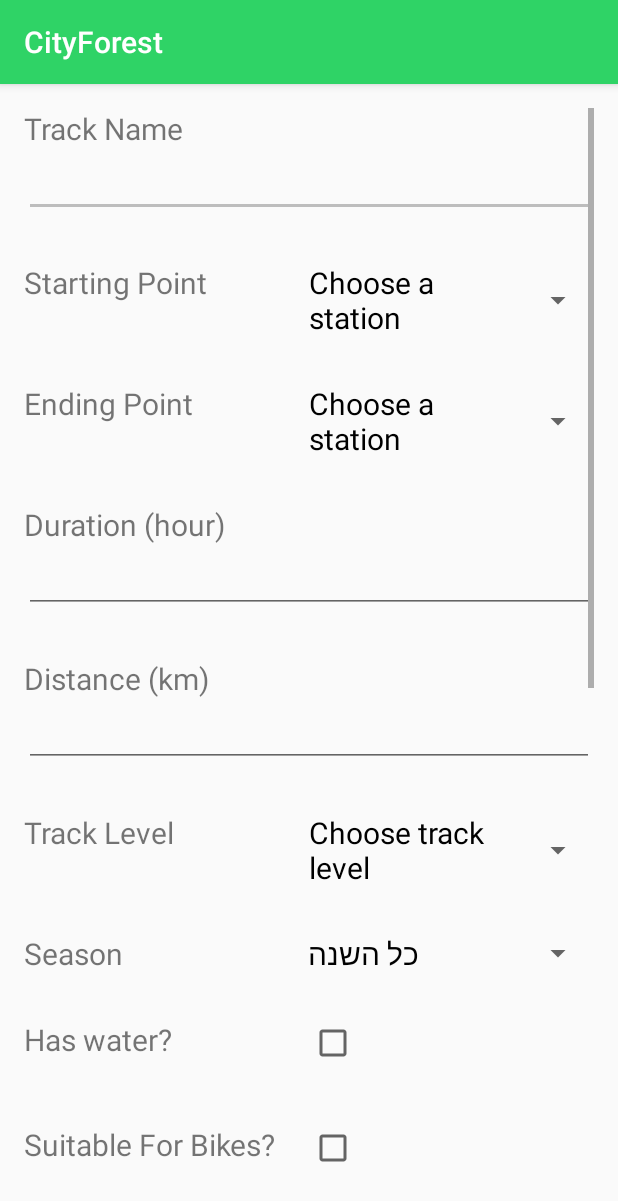
After one commit to DorianTs/City-Forest, an Android app: the CreateNewTrack screen opened directly, with no data from a screen before it, on a phone screen of 412 x 824 dp. The commit adds this screen. Shown: the top 1201 px of the screen. Run offline under Robolectric (Android 15) with nearby library versions, the phone set to English and light mode, and no system bars; our stand-ins replace Firebase (no records; nobody signed in at launch, a user with empty details on screens opened directly); libraries missing offline, so code that uses them is left out: com.mapbox.services; 3 statements that could not run were skipped.

Commit message:
Building the activity for saving details on the created track and save it to the database

```diff
--- a/Project/app/build.gradle
+++ b/Project/app/build.gradle
@@ -41,10 +41,11 @@ dependencies {
     compile 'com.google.android.gms:play-services-maps:10.2.0'
     compile 'com.google.android.gms:play-services:10.2.0'
     compile 'com.google.firebase:firebase-database:10.2.0'
-    compile 'com.android.support.constraint:constraint-layout:+'
+    compile 'com.android.support.constraint:constraint-layout:1.0.2'
     testCompile 'junit:junit:4.12'
 }
 
 
 
+
 apply plugin: 'com.google.gms.google-services'
--- a/Project/app/src/main/java/com/example/doriants/cityforest/Constants.java
+++ b/Project/app/src/main/java/com/example/doriants/cityforest/Constants.java
@@ -12,10 +12,12 @@ public final class Constants {
     public static final String NEW_COORDINATE_ID = "Coordinate ID";
     public static final String IS_COORDINATE_MAP_CREATED = "Is coordinate map created";
     public static final String COORDINATE_KEY = "Coordinate key";
+    public static final String CHOSEN_TRACK = "Chosen Track";
 
     public static final int NEW_COORDINATE = 100;
     public static final int COORDINATE_CREATED = 101;
     public static final int MAX_NUM_OF_TRACK_COORDINATES = 25;
+    public static final int NEW_TRACK = 200;
 
     public static boolean ADD_COORDINATE_MODE = false;
     public static boolean DELETE_COORDINATE_MODE = false;
--- /dev/null
+++ b/Project/app/src/main/java/com/example/doriants/cityforest/CreateNewTrack.java
@@ -0,0 +1,125 @@
+package com.example.doriants.cityforest;
+
+import android.content.Intent;
+import android.support.v7.app.AppCompatActivity;
+import android.os.Bundle;
+import android.view.View;
+import android.widget.ArrayAdapter;
+import android.widget.Button;
+import android.widget.CheckBox;
+import android.widget.EditText;
+import android.widget.Spinner;
+import android.widget.Toast;
+
+import com.google.firebase.database.DatabaseReference;
+import com.google.firebase.database.FirebaseDatabase;
+import com.google.gson.Gson;
+import com.google.gson.GsonBuilder;
+import com.mapbox.services.directions.v5.models.DirectionsRoute;
+
+import static com.example.doriants.cityforest.Constants.CHOSEN_TRACK;
+
+
+public class CreateNewTrack extends AppCompatActivity {
+
+    private FirebaseDatabase database;
+    private DatabaseReference tracks;
+    private DirectionsRoute current_route;
+
+    private EditText track_name_field;
+    private Spinner starting_point;
+    private Spinner ending_point;
+    private EditText duration_field;
+    private EditText distance_field;
+    private Spinner track_level;
+    private Spinner season;
+    private CheckBox has_water;
+    private CheckBox suitable_for_bikes;
+    private CheckBox suitable_for_families;
+    private CheckBox suitable_for_dogs;
+    private CheckBox is_romantic;
+    private EditText additional_info;
+
+    private Button save_button;
+    private Button cancel_button;
+
+    @Override
+    protected void onCreate(Bundle savedInstanceState) {
+        super.onCreate(savedInstanceState);
+        setContentView(R.layout.activity_create_new_track);
+
+        database = FirebaseDatabase.getInstance();
+        tracks = database.getReference("tracks");
+
+        Intent i = getIntent();
+        current_route = retreiveRouteFromJson(i.getStringExtra(CHOSEN_TRACK));
+
+        track_name_field = (EditText)findViewById(R.id.trackNameField);
+        starting_point = (Spinner)findViewById(R.id.startingPoint);
+        ending_point = (Spinner)findViewById(R.id.endingPoint);
+        duration_field = (EditText)findViewById(R.id.durationField);
+        distance_field = (EditText)findViewById(R.id.distanceField);
+        track_level = (Spinner)findViewById((R.id.trackLevel));
+        season = (Spinner)findViewById(R.id.season);
+        has_water = (CheckBox)findViewById(R.id.hasWaterCheckbox);
+        suitable_for_bikes = (CheckBox)findViewById(R.id.suitableForBikesCheckbox);
+        suitable_for_families = (CheckBox)findViewById(R.id.suitableForFamiliesCheckbox);
+        suitable_for_dogs = (CheckBox)findViewById(R.id.suitableForDogsCheckbox);
+        is_romantic = (CheckBox)findViewById(R.id.isRomanticCheckbox);
+        additional_info = (EditText)findViewById(R.id.trackSummaryField);
+        save_button = (Button)findViewById(R.id.saveButton);
+        cancel_button = (Button)findViewById(R.id.cancelButton);
+
+
+        initiateSpinner(starting_point, R.array.train_stations);
+        initiateSpinner(ending_point, R.array.train_stations);
+        initiateSpinner(track_level, R.array.track_level);
+        initiateSpinner(season, R.array.season);
+
+        duration_field.setText(""+(current_route.getDuration()/3600));
+        distance_field.setText(""+(current_route.getDistance()/1000));
+
+        save_button.setOnClickListener(new MyClickListener());
+        cancel_button.setOnClickListener(new MyClickListener());
+    }
+
+    private class MyClickListener implements View.OnClickListener{
+        @Override
+        public void onClick(View v) {
+            if(v.getId() == save_button.getId()){
+                boolean canSave = checkFields();
+            }
+        }
+    }
+
+    private boolean checkFields(){
+        if(starting_point.getSelectedItem().toString().equals(getResources().getString(R.string.choose_a_station))
+                || ending_point.getSelectedItem().toString().equals(getResources().getString(R.string.choose_a_station))){
+            Toast.makeText(this, R.string.choose_station_empty, Toast.LENGTH_LONG).show();
+            return false;
+        }
+
+        //TODO - check all field that have to be filled
+
+        return true;
+    }
+
+    private void initiateSpinner(Spinner spinner,  int spinner_type){
+        // Create an ArrayAdapter using the string array and a default spinner layout
+        ArrayAdapter<CharSequence> adapter = ArrayAdapter.createFromResource(this,
+                spinner_type, R.layout.spinner_item);
+        // Specify the layout to use when the list of choices appears
+        adapter.setDropDownViewResource(android.R.layout.simple_spinner_dropdown_item);
+        // Apply the adapter to the spinner
+        spinner.setAdapter(adapter);
+    }
+
+    private DirectionsRoute retreiveRouteFromJson(String stringExtra) {
+        GsonBuilder gsonBuilder = new GsonBuilder();
+        gsonBuilder.serializeSpecialFloatingPointValues();
+
+        Gson gson = gsonBuilder.create();
+        DirectionsRoute obj = gson.fromJson(stringExtra, DirectionsRoute.class);
+        return obj;
+    }
+}
--- a/Project/app/src/main/java/com/example/doriants/cityforest/EditorPanelActivity.java
+++ b/Project/app/src/main/java/com/example/doriants/cityforest/EditorPanelActivity.java
@@ -54,6 +54,7 @@ import retrofit2.Response;
 import static com.example.doriants.cityforest.Constants.ADD_COORDINATE_MODE;
 import static com.example.doriants.cityforest.Constants.ADD_TRACK_MODE;
 import static com.example.doriants.cityforest.Constants.CHOSEN_COORDINATE;
+import static com.example.doriants.cityforest.Constants.CHOSEN_TRACK;
 import static com.example.doriants.cityforest.Constants.COORDINATE_KEY;
 import static com.example.doriants.cityforest.Constants.DEFAULT_JERUSALEM_COORDINATE;
 import static com.example.doriants.cityforest.Constants.DELETE_COORDINATE_MODE;
@@ -61,6 +62,7 @@ import static com.example.doriants.cityforest.Constants.EDIT_COORDINATE_MODE;
 import static com.example.doriants.cityforest.Constants.FINISH_EDIT_TRACK_MODE;
 import static com.example.doriants.cityforest.Constants.MAX_NUM_OF_TRACK_COORDINATES;
 import static com.example.doriants.cityforest.Constants.NEW_COORDINATE;
+import static com.example.doriants.cityforest.Constants.NEW_TRACK;
 
 public class EditorPanelActivity extends AppCompatActivity {
 
@@ -275,6 +277,11 @@ public class EditorPanelActivity extends AppCompatActivity {
 
                 map.removePolyline(routeLine.getPolyline());
             }
+            if(v.getId() == save_track.getId()){
+                Intent i = new Intent(EditorPanelActivity.this, CreateNewTrack.class);
+                i.putExtra(CHOSEN_TRACK, castRouteToJson(currentRoute));
+                startActivityForResult(i, NEW_TRACK);
+            }
         }
     }
 
@@ -347,7 +354,7 @@ public class EditorPanelActivity extends AppCompatActivity {
                 Toast.makeText(
                         EditorPanelActivity.this,
                         "Route is " + currentRoute.getDistance() + " meters long.",
-                        Toast.LENGTH_SHORT).show();
+                        Toast.LENGTH_LONG).show();
 
                 // Draw the route on the map
                 drawRoute(currentRoute);
@@ -630,6 +637,16 @@ public class EditorPanelActivity extends AppCompatActivity {
         return json;
     }
 
+    /*Method casts LatLng object to Json, to be able to send it via intent*/
+    public String castRouteToJson(DirectionsRoute route){
+        GsonBuilder gsonBuilder = new GsonBuilder();
+        gsonBuilder.serializeSpecialFloatingPointValues();
+
+        Gson gson = gsonBuilder.create();
+        String json = gson.toJson(route, DirectionsRoute.class);
+        return json;
+    }
+
     @Override
     public void onResume() {
         super.onResume();
--- a/Project/app/src/main/res/layout/activity_create_new_coordinate.xml
+++ b/Project/app/src/main/res/layout/activity_create_new_coordinate.xml
@@ -54,11 +54,12 @@
             tools:ignore="ButtonStyle" />
 
         <Button
-            android:text="@string/cancel_butt"
+            android:id="@+id/cancelButt"
             android:layout_width="wrap_content"
             android:layout_height="wrap_content"
-            android:id="@+id/cancelButt"
+            android:layout_marginLeft="5dp"
             android:layout_weight="1"
-            tools:ignore="ButtonOrder,ButtonStyle" />
+            android:text="@string/cancel_butt"
+            tools:ignore="ButtonOrder,ButtonStyle,RtlHardcoded" />
     </LinearLayout>
 </LinearLayout>
--- /dev/null
+++ b/Project/app/src/main/res/layout/activity_create_new_track.xml
@@ -0,0 +1,321 @@
+<?xml version="1.0" encoding="utf-8"?>
+<ScrollView xmlns:android="http://schemas.android.com/apk/res/android"
+    xmlns:tools="http://schemas.android.com/tools"
+    android:id="@+id/activity_new_dream"
+    android:layout_width="match_parent"
+    android:layout_height="match_parent"
+    android:paddingBottom="@dimen/activity_vertical_margin"
+    android:paddingLeft="@dimen/activity_horizontal_margin"
+    android:paddingRight="@dimen/activity_horizontal_margin"
+    android:paddingTop="@dimen/activity_vertical_margin"
+    tools:context="com.example.doriants.cityforest.CreateNewTrack"
+    android:weightSum="1">
+
+
+    <LinearLayout
+        android:layout_width="match_parent"
+        android:layout_height="wrap_content"
+        android:orientation="vertical">
+
+        <TextView
+            android:id="@+id/trackNameTxt"
+            android:layout_width="match_parent"
+            android:layout_height="wrap_content"
+            android:textSize="20sp"
+            android:text="@string/track_name_txt" />
+
+        <EditText
+            android:id="@+id/trackNameField"
+            android:layout_width="match_parent"
+            android:layout_height="wrap_content"
+            android:ems="10"
+            android:inputType="textPersonName"
+            tools:ignore="LabelFor" />
+
+        <LinearLayout
+            android:id="@+id/startingPointLayout"
+            android:layout_width="match_parent"
+            android:layout_height="wrap_content"
+            android:layout_marginTop="30dp"
+            android:orientation="horizontal">
+
+            <TextView
+                android:id="@+id/startingPointTxt"
+                android:layout_width="match_parent"
+                android:layout_height="match_parent"
+                android:layout_weight="1"
+                android:text="@string/starting_point_txt"
+                android:textSize="20sp" />
+
+            <Spinner
+                android:id="@+id/startingPoint"
+                android:layout_width="match_parent"
+                android:layout_height="wrap_content"
+                android:layout_weight="1" />
+        </LinearLayout>
+
+        <LinearLayout
+            android:id="@+id/endingPointLayout"
+            android:layout_width="match_parent"
+            android:layout_height="wrap_content"
+            android:layout_marginTop="30dp"
+            android:orientation="horizontal">
+
+            <TextView
+                android:id="@+id/endingPointTxt"
+                android:layout_width="match_parent"
+                android:layout_height="match_parent"
+                android:layout_weight="1"
+                android:text="@string/ending_point_txt"
+                android:textSize="20sp" />
+
+            <Spinner
+                android:id="@+id/endingPoint"
+                android:layout_width="match_parent"
+                android:layout_height="wrap_content"
+                android:layout_weight="1" />
+        </LinearLayout>
+
+        <TextView
+            android:id="@+id/durationTxt"
+            android:layout_width="match_parent"
+            android:layout_height="wrap_content"
+            android:layout_marginTop="30dp"
+            android:layout_weight="1"
+            android:text="@string/duration_hour_txt"
+            android:textSize="20sp" />
+
+        <EditText
+            android:id="@+id/durationField"
+            android:layout_width="match_parent"
+            android:layout_height="wrap_content"
+            android:ems="10"
+            android:inputType="number"
+            tools:ignore="LabelFor" />
+
+        <TextView
+            android:id="@+id/distanceTxt"
+            android:layout_width="match_parent"
+            android:layout_height="wrap_content"
+            android:layout_marginTop="30dp"
+            android:textSize="20sp"
+            android:text="@string/distance_km_txt" />
+
+        <EditText
+            android:id="@+id/distanceField"
+            android:layout_width="match_parent"
+            android:layout_height="wrap_content"
+            android:ems="10"
+            android:inputType="number"
+            tools:ignore="LabelFor" />
+
+        <LinearLayout
+            android:id="@+id/trackLevelLayout"
+            android:layout_width="match_parent"
+            android:layout_height="wrap_content"
+            android:layout_marginTop="30dp"
+            android:orientation="horizontal">
+
+            <TextView
+                android:id="@+id/trackLevelTxt"
+                android:layout_width="match_parent"
+                android:layout_height="match_parent"
+                android:layout_weight="1"
+                android:text="@string/track_level_txt"
+                android:textSize="20sp" />
+
+            <Spinner
+                android:id="@+id/trackLevel"
+                android:layout_width="match_parent"
+                android:layout_height="wrap_content"
+                android:layout_weight="1" />
+        </LinearLayout>
+
+        <LinearLayout
+            android:id="@+id/seasonLayout"
+            android:layout_width="match_parent"
+            android:layout_height="wrap_content"
+            android:layout_marginTop="30dp"
+            android:orientation="horizontal">
+
+            <TextView
+                android:id="@+id/seasonTxt"
+                android:layout_width="match_parent"
+                android:layout_height="match_parent"
+                android:layout_weight="1"
+                android:text="@string/season_txt"
+                android:textSize="20sp" />
+
+            <Spinner
+                android:id="@+id/season"
+                android:layout_width="match_parent"
+                android:layout_height="wrap_content"
+                android:layout_weight="1" />
+        </LinearLayout>
+
+        <LinearLayout
+            android:id="@+id/hasWaterLayout"
+            android:layout_width="match_parent"
+            android:layout_height="40dp"
+            android:layout_marginTop="30dp"
+            android:orientation="horizontal">
+
+            <TextView
+                android:id="@+id/hasWaterTxt"
+                android:layout_width="match_parent"
+                android:layout_height="match_parent"
+                android:layout_weight="1"
+                android:text="@string/has_water_txt"
+                android:textSize="20sp" />
+
+            <CheckBox
+                android:id="@+id/hasWaterCheckbox"
+                android:layout_width="match_parent"
+                android:layout_height="wrap_content"
+                android:layout_weight="1" />
+
+        </LinearLayout>
+
+        <LinearLayout
+            android:id="@+id/suitableForBikesLayout"
+            android:layout_width="match_parent"
+            android:layout_height="50dp"
+            android:layout_marginTop="30dp"
+            android:orientation="horizontal">
+
+            <TextView
+                android:id="@+id/suitableForBikesTxt"
+                android:layout_width="match_parent"
+                android:layout_height="match_parent"
+                android:layout_weight="1"
+                android:text="@string/suitable_for_bikes_txt"
+                android:textSize="20sp" />
+
+            <CheckBox
+                android:id="@+id/suitableForBikesCheckbox"
+                android:layout_width="match_parent"
+                android:layout_height="wrap_content"
+                android:layout_weight="1" />
+
+        </LinearLayout>
+
+        <LinearLayout
+        android:id="@+id/suitableForFamiliesLayout"
+        android:layout_width="match_parent"
+        android:layout_height="50dp"
+        android:layout_marginTop="30dp"
+        android:orientation="horizontal">
+
+        <TextView
+            android:id="@+id/suitableForFamiliesTxt"
+            android:layout_width="match_parent"
+            android:layout_height="match_parent"
+            android:layout_weight="1"
+            android:text="@string/suitable_for_families_txt"
+            android:textSize="20sp" />
+
+        <CheckBox
+            android:id="@+id/suitableForFamiliesCheckbox"
+            android:layout_width="match_parent"
+            android:layout_height="wrap_content"
+            android:layout_weight="1" />
+
+        </LinearLayout>
+
+        <LinearLayout
+            android:id="@+id/suitableForDogsLayout"
+            android:layout_width="match_parent"
+            android:layout_height="wrap_content"
+            android:layout_marginTop="30dp"
+            android:orientation="horizontal">
+
+            <TextView
+                android:id="@+id/suitableForDogsTxt"
+                android:layout_width="match_parent"
+                android:layout_height="wrap_content"
+                android:layout_weight="1"
+                android:text="@string/suitable_for_dogs_txt"
+                android:textSize="20sp" />
+
+            <CheckBox
+                android:id="@+id/suitableForDogsCheckbox"
+                android:layout_width="match_parent"
+                android:layout_height="wrap_content"
+                android:layout_weight="1" />
+
+        </LinearLayout>
+
+        <LinearLayout
+            android:id="@+id/isRomanticLayout"
+            android:layout_width="match_parent"
+            android:layout_height="30dp"
+            android:layout_marginTop="30dp"
+            android:orientation="horizontal">
+
+            <TextView
+                android:id="@+id/isRomanticTxt"
+                android:layout_width="match_parent"
+                android:layout_height="match_parent"
+                android:layout_weight="1"
+                android:text="@string/is_romantic_txt"
+                android:textSize="20sp" />
+
+            <CheckBox
+                android:id="@+id/isRomanticCheckbox"
+                android:layout_width="match_parent"
+                android:layout_height="wrap_content"
+                android:layout_weight="1" />
+
+        </LinearLayout>
+
+        <TextView
+            android:id="@+id/additionalInfoTxt"
+            android:layout_width="wrap_content"
+            android:layout_height="wrap_content"
+            android:layout_weight="1"
+            android:text="@string/track_summary_txt"
+            android:layout_marginTop="30dp"
+            android:textSize="20sp"/>
+
+        <EditText
+            android:id="@+id/trackSummaryField"
+            android:layout_width="match_parent"
+            android:layout_height="400dp"
+            android:layout_gravity="center_horizontal"
+            android:ems="10"
+            android:gravity="top"
+            android:inputType="textMultiLine"
+            android:paddingBottom="5dp"
+            android:paddingLeft="5dp"
+            android:paddingRight="5dp"
+            android:paddingTop="5dp"
+            android:textSize="14sp"
+            tools:ignore="LabelFor" />
+
+    <LinearLayout
+        android:id="@+id/buttonsLayout"
+        android:layout_width="match_parent"
+        android:layout_height="30dp"
+        android:layout_marginTop="30dp"
+        android:orientation="horizontal">
+
+        <Button
+            android:id="@+id/saveButton"
+            android:layout_width="wrap_content"
+            android:layout_height="wrap_content"
+            android:layout_weight="1"
+            android:text="@string/save_butt"
+            tools:ignore="ButtonStyle" />
+
+        <Button
+            android:id="@+id/cancelButton"
+            android:layout_width="wrap_content"
+            android:layout_height="wrap_content"
+            android:layout_marginLeft="5dp"
+            android:layout_weight="1"
+            android:text="@string/cancel_butt"
+            tools:ignore="ButtonOrder,ButtonStyle,RtlHardcoded" />
+    </LinearLayout>
+
+    </LinearLayout>
+</ScrollView>
--- a/Project/app/src/main/res/layout/activity_edit_coordinate.xml
+++ b/Project/app/src/main/res/layout/activity_edit_coordinate.xml
@@ -54,11 +54,12 @@
             tools:ignore="ButtonStyle" />
 
         <Button
-            android:text="@string/cancel_butt"
+            android:id="@+id/cancelButt"
             android:layout_width="wrap_content"
             android:layout_height="wrap_content"
-            android:id="@+id/cancelButt"
+            android:layout_marginLeft="5dp"
             android:layout_weight="1"
+            android:text="@string/cancel_butt"
             tools:ignore="ButtonOrder,ButtonStyle" />
     </LinearLayout>
 </LinearLayout>
--- /dev/null
+++ b/Project/app/src/main/res/layout/spinner_item.xml
@@ -0,0 +1,9 @@
+<?xml version="1.0" encoding="utf-8"?>
+<TextView
+    xmlns:android="http://schemas.android.com/apk/res/android"
+    android:layout_width="match_parent"
+    android:layout_height="wrap_content"
+    android:textSize="20sp"
+    android:gravity="left"
+    android:textColor="#000000"
+    />
--- a/Project/app/src/main/res/values/colors.xml
+++ b/Project/app/src/main/res/values/colors.xml
@@ -2,5 +2,5 @@
 <resources>
     <color name="colorPrimary">#2fd366</color>
     <color name="colorPrimaryDark">#61e58e</color>
-    <color name="colorAccent">#cff7dd</color>
+    <color name="colorAccent">#bdbdbd</color>
 </resources>
--- a/Project/app/src/main/res/values/strings.xml
+++ b/Project/app/src/main/res/values/strings.xml
@@ -9,6 +9,8 @@
     <string name="dialog_cancel">Cancel</string>
     <string name="dialog_delete_coordinate">Delete this coordinate?</string>
     <string name="dialog_edit_coordinate">Edit this coordinate info?</string>
+    <!--End of dialogs -->
+
 
     <string name="summary_txt">Summary</string>
     <string name="title_txt">Title</string>
@@ -23,5 +25,60 @@
     <string name="coordinates_selected_txt">Coordinates selected: </string>
     <string name="reached_limit_of_coordinates">You have reached the limit of selected coordinates to build a track.</string>
     <string name="not_enough_coordinates_selected">Track can be calculated with at least 2 coordinates</string>
-    <!--End of dialogs -->
+    <string name="distance_km_txt">Distance (km)</string>
+    <string name="duration_hour_txt">Duration (hour)</string>
+    <string name="ending_point_txt">Ending Point</string>
+    <string name="has_water_txt">Has water?</string>
+    <string name="is_romantic_txt">Is Romantic?</string>
+    <string name="season_txt">Season</string>
+    <string name="starting_point_txt">Starting Point</string>
+    <string name="suitable_for_bikes_txt">Suitable For Bikes?</string>
+    <string name="suitable_for_dogs_txt">Suitable For Dogs?</string>
+    <string name="suitable_for_families_txt">Suitable For Families?</string>
+    <string name="track_level_txt">Track Level</string>
+    <string name="track_name_txt">Track Name</string>
+    <string name="track_summary_txt">Track Summary</string>
+    <string name="choose_a_station">Choose a station</string>
+    <string name="choose_station_empty">Please choose starting and ending train stations</string>
+
+    <string-array name="train_stations">
+        <item>Choose a station</item>
+        <item>הר הרצל</item>
+        <item>יפה נוף</item>
+        <item>כיכר דניה</item>
+        <item>החלוץ</item>
+        <item>קרית משה</item>
+        <item>התחנה המרכזית</item>
+        <item>הטורים</item>
+        <item>מחנה יהודה</item>
+        <item>הדוידקה</item>
+        <item>יפו מרכז</item>
+        <item>העירייה</item>
+        <item>שער שכם</item>
+        <item>שבטי ישראל</item>
+        <item>שמעון הצדיק</item>
+        <item>גבעת התחמושת</item>
+        <item>גבעת המיבתר</item>
+        <item>א-סהל</item>
+        <item>שועפאט</item>
+        <item>בית חנינא</item>
+        <item>פסגת זאב מרכז</item>
+        <item>סיירת דוכיפת</item>
+        <item>חיל האוויר</item>
+    </string-array>
+
+    <string-array name="track_level">
+        <item>Choose track level</item>
+        <item>קל</item>
+        <item>בינוני</item>
+        <item>מיטיבי לכת</item>
+    </string-array>
+
+    <string-array name="season">
+        <item>כל השנה</item>
+        <item>קיץ</item>
+        <item>חורף</item>
+        <item>סתיו</item>
+        <item>אביב</item>
+    </string-array>
 </resources>
```
Also changed, not shown: Project/app/src/main/AndroidManifest.xml (+5 -6 lines).
